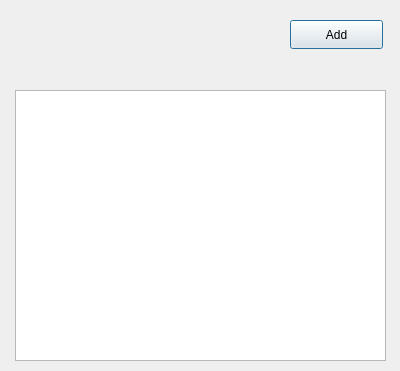
Above: hexwalk/tagsdialog.ui from gcarmix/HexWalk before the change. Below: the same form after it.
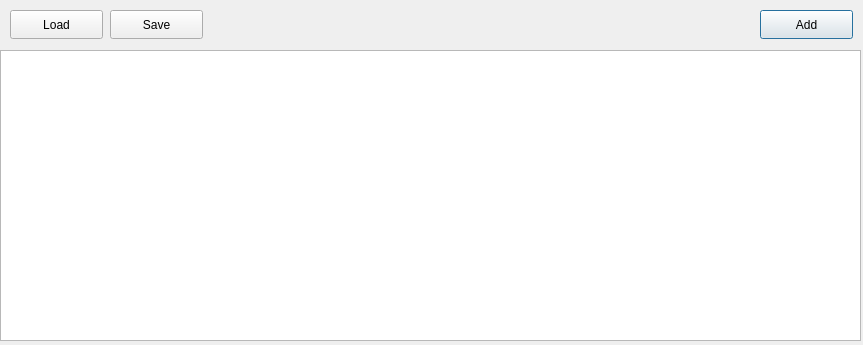
That is the form after the change.

Patch:
```diff
--- a/hexwalk/tagsdialog.ui
+++ b/hexwalk/tagsdialog.ui
@@ -6,28 +6,18 @@
    <rect>
     <x>0</x>
     <y>0</y>
-    <width>400</width>
-    <height>371</height>
+    <width>863</width>
+    <height>345</height>
    </rect>
   </property>
   <property name="windowTitle">
    <string>Dialog</string>
   </property>
-  <widget class="QListWidget" name="listWidget">
-   <property name="geometry">
-    <rect>
-     <x>15</x>
-     <y>90</y>
-     <width>371</width>
-     <height>271</height>
-    </rect>
-   </property>
-  </widget>
   <widget class="QPushButton" name="addBtn">
    <property name="geometry">
     <rect>
-     <x>290</x>
-     <y>20</y>
+     <x>760</x>
+     <y>10</y>
      <width>93</width>
      <height>29</height>
     </rect>
@@ -36,6 +26,42 @@
     <string>Add</string>
    </property>
   </widget>
+  <widget class="QTableWidget" name="tableWidget">
+   <property name="geometry">
+    <rect>
+     <x>0</x>
+     <y>50</y>
+     <width>861</width>
+     <height>291</height>
+    </rect>
+   </property>
+  </widget>
+  <widget class="QPushButton" name="addBtn_2">
+   <property name="geometry">
+    <rect>
+     <x>10</x>
+     <y>10</y>
+     <width>93</width>
+     <height>29</height>
+    </rect>
+   </property>
+   <property name="text">
+    <string>Load</string>
+   </property>
+  </widget>
+  <widget class="QPushButton" name="addBtn_3">
+   <property name="geometry">
+    <rect>
+     <x>110</x>
+     <y>10</y>
+     <width>93</width>
+     <height>29</height>
+    </rect>
+   </property>
+   <property name="text">
+    <string>Save</string>
+   </property>
+  </widget>
  </widget>
  <resources/>
  <connections/>
```
Left out of the diff: 2 changed lines with no effect on the pictures.
